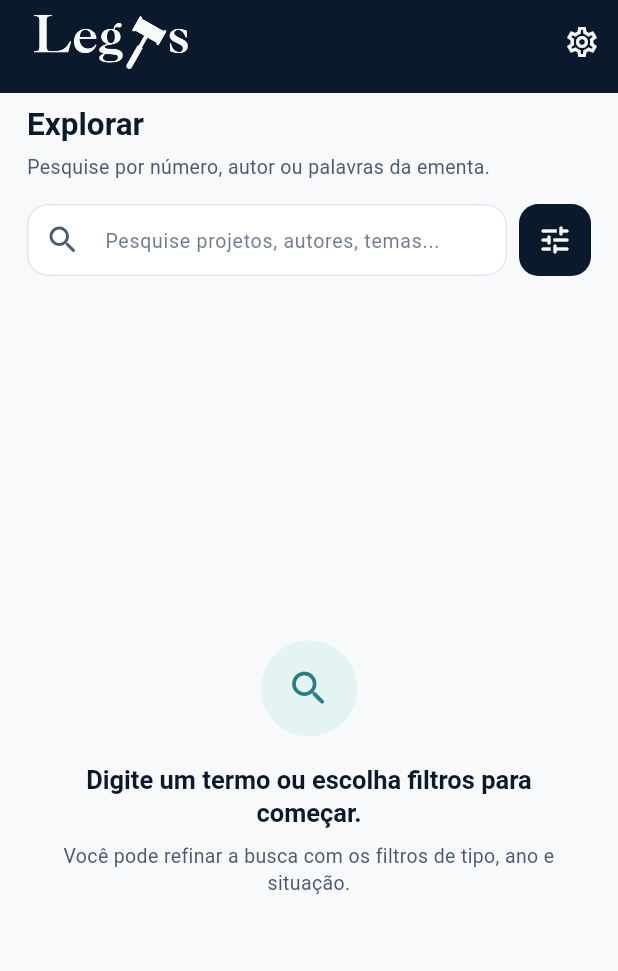
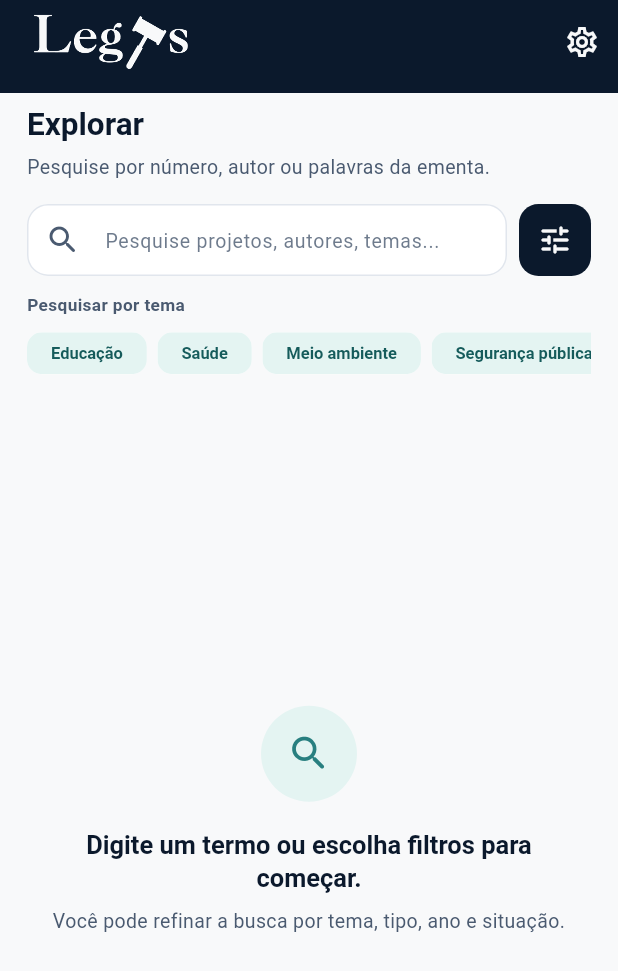
Before and after one commit to GretzelKattia/legis-prototipagem, a Flutter app: the SearchScreen screen opened directly, on a phone screen of 412 x 824 dp. Shown: the top 971 px of the screen. Run offline on Flutter 3.47's test engine with Material 3 defaults, Android fonts, the phone set to English and light mode, and no system bars; our stand-ins replace flutter_secure_storage, share_plus, shared_preferences; accounts and stored records are empty; network calls fail.

Commit message:
feat: adiciona suporte a temas de interesse nas proposições

```diff
--- a/frontend/lib/app.dart
+++ b/frontend/lib/app.dart
@@ -12,6 +12,7 @@ import 'features/welcome/welcome_screen.dart';
 import 'services/legis_api.dart';
 import 'state/favorites_controller.dart';
 import 'state/theme_controller.dart';
+import 'state/topic_preferences_controller.dart';
 import 'state/user_controller.dart';
 
 class LegisApp extends StatefulWidget {
@@ -34,6 +35,9 @@ class _LegisAppState extends State<LegisApp> {
         ChangeNotifierProvider<UserController>(create: (_) => UserController()..load()),
         ChangeNotifierProvider<FavoritesController>(
           create: (_) => FavoritesController(_api)..load(),
+        ),
+        ChangeNotifierProvider<TopicPreferencesController>(
+          create: (_) => TopicPreferencesController()..load(),
         ),
       ],
       child: Consumer<ThemeController>(
--- a/frontend/lib/features/auth/register_screen.dart
+++ b/frontend/lib/features/auth/register_screen.dart
@@ -10,9 +10,7 @@ import '../legal/terms_policies_screen.dart';
 import '../onboarding/tutorial_screen.dart';
 import 'login_screen.dart';
 
-/// INTEGRAÇÃO BACK-END: POST /auth/register deve receber nome, e-mail e senha; validar
-/// duplicidade de e-mail e política de senha no servidor, retornar perfil/token e exigir
-/// confirmação de e-mail quando aplicável. Nunca armazenar senha em texto puro no app.
+/// O backend aplica as validações definitivas; esta tela antecipa a senha mínima.
 
 
 class RegisterScreen extends StatefulWidget {
@@ -143,7 +141,7 @@ class _RegisterScreenState extends State<RegisterScreen> {
                         prefixIcon: const Icon(Icons.lock_outline_rounded),
                         suffixIcon: _visibilityToggle(_hidePassword, () => setState(() => _hidePassword = !_hidePassword)),
                       ),
-                      validator: (v) => (v ?? '').length < 6 ? 'A senha deve ter pelo menos 10 caracteres.' : null,
+                      validator: (v) => (v ?? '').length < 10 ? 'A senha deve ter pelo menos 10 caracteres.' : null,
                     ),
                     const SizedBox(height: 14),
                     TextFormField(
--- a/frontend/lib/features/search/search_screen.dart
+++ b/frontend/lib/features/search/search_screen.dart
@@ -10,6 +10,7 @@ import '../../core/widgets/proposition_card.dart';
 import '../../models/proposition.dart';
 import '../../services/legis_api.dart';
 import '../preferences/preferences_screen.dart';
+import '../../state/topic_preferences_controller.dart';
 
 /// INTEGRAÇÃO BACK-END: usar endpoint de pesquisa de proposições com termo, tipo, ano,
 /// situação e paginação. Aplicar debounce no campo de busca, cancelar/ignorar respostas
@@ -33,6 +34,7 @@ class _SearchScreenState extends State<SearchScreen> {
   String? _tipo;
   String? _ano;
   String? _status;
+  String? _topic;
   bool _hasSearched = false;
   int _requestId = 0;
   int _page = 0;
@@ -60,7 +62,7 @@ class _SearchScreenState extends State<SearchScreen> {
         _error = null;
         _loading = false;
       });
-      if (_tipo != null || _ano != null || _status != null) {
+      if (_tipo != null || _ano != null || _status != null || _topic != null) {
         _debounce = Timer(const Duration(milliseconds: 250), () => _search());
       }
       return;
@@ -69,7 +71,7 @@ class _SearchScreenState extends State<SearchScreen> {
   }
 
   Future<void> _search({bool nextPage = false}) async {
-    if (_queryController.text.trim().isEmpty && _tipo == null && _ano == null && _status == null) return;
+    if (_queryController.text.trim().isEmpty && _tipo == null && _ano == null && _status == null && _topic == null) return;
     if (nextPage && (_loading || _page >= _totalPages)) return;
     final requestId = nextPage ? _requestId : ++_requestId;
     final targetPage = nextPage ? _page + 1 : 1;
@@ -85,6 +87,7 @@ class _SearchScreenState extends State<SearchScreen> {
             tipo: _tipo,
             ano: _ano,
             status: _status,
+            tema: _topic,
             page: targetPage,
             perPage: 20,
           );
@@ -147,7 +150,7 @@ class _SearchScreenState extends State<SearchScreen> {
                 onChanged: (value) => setSheetState(() => status = value),
               ),
               const SizedBox(height: 20),
-              Row(children: [Expanded(child: OutlinedButton(onPressed: () { setState(() { _tipo = null; _ano = null; _status = null; }); Navigator.pop(context); if (_queryController.text.trim().isEmpty) { _requestId++; setState(() { _items = []; _error = null; _hasSearched = false; _loading = false; }); } else { _search(); } }, child: const Text('Limpar'))), const SizedBox(width: 12), Expanded(child: FilledButton(onPressed: () { setState(() { _tipo = tipo; _ano = yearController.text.trim().isEmpty ? null : yearController.text.trim(); _status = status; }); Navigator.pop(context); _search(); }, child: const Text('Aplicar filtros')))]),
+              Row(children: [Expanded(child: OutlinedButton(onPressed: () { setState(() { _tipo = null; _ano = null; _status = null; _topic = null; }); Navigator.pop(context); if (_queryController.text.trim().isEmpty) { _requestId++; setState(() { _items = []; _error = null; _hasSearched = false; _loading = false; }); } else { _search(); } }, child: const Text('Limpar'))), const SizedBox(width: 12), Expanded(child: FilledButton(onPressed: () { setState(() { _tipo = tipo; _ano = yearController.text.trim().isEmpty ? null : yearController.text.trim(); _status = status; }); Navigator.pop(context); _search(); }, child: const Text('Aplicar filtros')))]),
             ],
           ),
         ),
@@ -206,14 +209,39 @@ class _SearchScreenState extends State<SearchScreen> {
                     child: IconButton(onPressed: _openFilters, icon: Icon(Icons.tune_rounded, color: c.onAction), tooltip: 'Filtros'),
                   ),
                 ]),
-                if (_tipo != null || _ano != null || activeStatus != null) ...[
+                if (_tipo != null || _ano != null || activeStatus != null || _topic != null) ...[
                   const SizedBox(height: 9),
                   Wrap(spacing: 7, children: [
                     if (_tipo != null) _FilterPill(label: _tipo!),
                     if (_ano != null) _FilterPill(label: _ano!),
                     if (activeStatus != null) _FilterPill(label: activeStatus.replaceAll('_', ' ').toLowerCase()),
+                    if (_topic != null) _FilterPill(label: 'Tema: $_topic'),
                   ]),
                 ],
+                const SizedBox(height: 11),
+                Text('Pesquisar por tema', style: TextStyle(color: c.textSecondary, fontSize: 11.5, fontWeight: FontWeight.w700)),
+                const SizedBox(height: 7),
+                SizedBox(
+                  height: 35,
+                  child: ListView.separated(
+                    scrollDirection: Axis.horizontal,
+                    itemCount: TopicCatalog.topics.length,
+                    separatorBuilder: (_, __) => const SizedBox(width: 7),
+                    itemBuilder: (context, index) {
+                      final topic = TopicCatalog.topics[index];
+                      return FilterChip(
+                        label: Text(topic),
+                        selected: _topic == topic,
+                        onSelected: (_) {
+                          setState(() => _topic = _topic == topic ? null : topic);
+                          _search();
+                        },
+                        showCheckmark: false,
+                        visualDensity: VisualDensity.compact,
+                      );
+                    },
+                  ),
+                ),
               ],
             ),
           ),
@@ -223,7 +251,7 @@ class _SearchScreenState extends State<SearchScreen> {
                 : _error != null && _items.isEmpty
                     ? EmptyView(icon: Icons.cloud_off_outlined, title: 'Não foi possível realizar a pesquisa', description: _error, actionLabel: 'Tentar novamente', onAction: () => _search())
                     : !_hasSearched
-                        ? const EmptyView(icon: Icons.search_rounded, title: 'Digite um termo ou escolha filtros para começar.', description: 'Você pode refinar a busca com os filtros de tipo, ano e situação.')
+                        ? const EmptyView(icon: Icons.search_rounded, title: 'Digite um termo ou escolha filtros para começar.', description: 'Você pode refinar a busca por tema, tipo, ano e situação.')
                         : _items.isEmpty
                             ? const EmptyView(icon: Icons.search_off_rounded, title: 'Nenhuma proposição corresponde aos filtros informados.')
                             : RefreshIndicator(
--- a/frontend/lib/services/legis_api.dart
+++ b/frontend/lib/services/legis_api.dart
@@ -82,6 +82,7 @@ class LegisApi {
     String? tipo,
     String? ano,
     String? status,
+    String? tema,
     int page = 1,
     int perPage = 20,
   }) async {
@@ -90,6 +91,7 @@ class LegisApi {
     if (tipo != null && tipo.isNotEmpty) params['tipo'] = tipo;
     if (ano != null && ano.trim().isNotEmpty) params['ano'] = ano.trim();
     if (status != null && status.isNotEmpty) params['status'] = status;
+    if (tema != null && tema.trim().isNotEmpty) params['tema'] = tema.trim();
     final response = await _client.get('/proposicoes', query: params);
     final root = response is Map ? Map<String, dynamic>.from(response) : <String, dynamic>{};
     final rawItems = _items(response, ['items', 'results', 'proposicoes', 'data']);
--- /dev/null
+++ b/frontend/lib/state/topic_preferences_controller.dart
@@ -0,0 +1,77 @@
+import 'package:flutter/foundation.dart';
+import 'package:shared_preferences/shared_preferences.dart';
+
+import '../models/proposition.dart';
+
+class TopicCatalog {
+  TopicCatalog._();
+
+  static const topics = <String>[
+    'Educação',
+    'Saúde',
+    'Meio ambiente',
+    'Segurança pública',
+    'Economia',
+    'Direitos humanos',
+    'Trabalho',
+    'Tecnologia e inovação',
+    'Infraestrutura',
+    'Justiça e cidadania',
+  ];
+
+  static const _keywords = <String, List<String>>{
+    'Educação': ['educação', 'escola', 'ensino', 'universidade', 'professor', 'estudante', 'aprendizagem', 'merenda'],
+    'Saúde': ['saúde', 'hospital', 'sus', 'médico', 'medicina', 'doença', 'vacina', 'farmácia', 'paciente'],
+    'Meio ambiente': ['meio ambiente', 'ambiental', 'clima', 'floresta', 'água', 'sustentável', 'sustentabilidade', 'resíduo', 'poluição'],
+    'Segurança pública': ['segurança pública', 'polícia', 'penal', 'crime', 'criminal', 'violência', 'arma', 'presídio', 'segurança'],
+    'Economia': ['economia', 'econômico', 'financeiro', 'tributário', 'imposto', 'orçamento', 'crédito', 'mercado', 'inflação'],
+    'Direitos humanos': ['direitos humanos', 'igualdade', 'discriminação', 'racismo', 'mulher', 'idoso', 'criança', 'pessoa com deficiência', 'minoria'],
+    'Trabalho': ['trabalho', 'trabalhista', 'emprego', 'salário', 'aposentadoria', 'previdência', 'sindicato', 'jornada'],
+    'Tecnologia e inovação': ['tecnologia', 'inovação', 'internet', 'digital', 'dados', 'inteligência artificial', 'software', 'ciência'],
+    'Infraestrutura': ['infraestrutura', 'transporte', 'rodovia', 'ferrovia', 'mobilidade', 'habitação', 'saneamento', 'energia', 'logística'],
+    'Justiça e cidadania': ['justiça', 'cidadania', 'constitucional', 'judicial', 'processo', 'eleitoral', 'lei', 'direito'],
+  };
+
+  static bool matches(Proposition proposition, Iterable<String> selectedTopics) {
+    final topics = selectedTopics.toSet();
+    if (topics.isEmpty) return false;
+    final searchable = '${proposition.titulo} ${proposition.ementa ?? ''} ${proposition.autorNome ?? ''}'.toLowerCase();
+    return topics.any((topic) => (_keywords[topic] ?? const []).any(searchable.contains));
+  }
+
+  static List<String> matchedTopics(Proposition proposition, Iterable<String> selectedTopics) {
+    final searchable = '${proposition.titulo} ${proposition.ementa ?? ''} ${proposition.autorNome ?? ''}'.toLowerCase();
+    return selectedTopics.where((topic) => (_keywords[topic] ?? const []).any(searchable.contains)).toList();
+  }
+}
+
+class TopicPreferencesController extends ChangeNotifier {
+  static const _storageKey = 'legis_topics_of_interest';
+  Set<String> _selected = <String>{};
+  bool _loaded = false;
+
+  List<String> get selectedTopics => _selected.toList(growable: false);
+  bool get loaded => _loaded;
+  bool isSelected(String topic) => _selected.contains(topic);
+
+  Future<void> load() async {
+    final prefs = await SharedPreferences.getInstance();
+    final saved = prefs.getStringList(_storageKey) ?? const <String>[];
+    _selected = saved.where(TopicCatalog.topics.contains).toSet();
+    _loaded = true;
+    notifyListeners();
+  }
+
+  Future<void> setSelected(String topic, bool selected) async {
+    if (selected) {
+      _selected.add(topic);
+    } else {
+      _selected.remove(topic);
+    }
+    notifyListeners();
+    final prefs = await SharedPreferences.getInstance();
+    await prefs.setStringList(_storageKey, _selected.toList()..sort());
+  }
+
+  bool matches(Proposition proposition) => TopicCatalog.matches(proposition, _selected);
+}
```
Also changed, not shown: frontend/lib/core/network/api_client.dart (+16 -1 lines), frontend/lib/features/home/home_screen.dart (+24 -5 lines), frontend/lib/features/preferences/preferences_screen.dart (+38 -0 lines), 2 other files.
